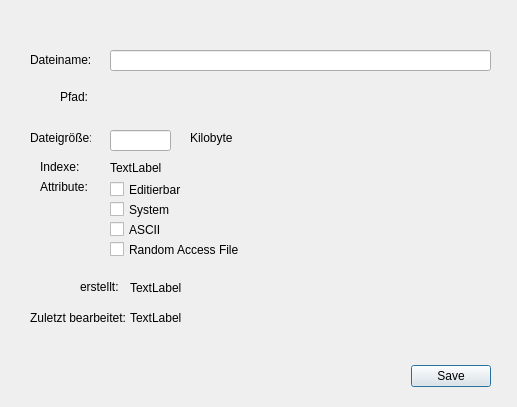
Above: src/fileproperties.ui from RaufasertapetenEnjoyer/Betriebssysteme-Projekt before the change. Below: the same form after it.
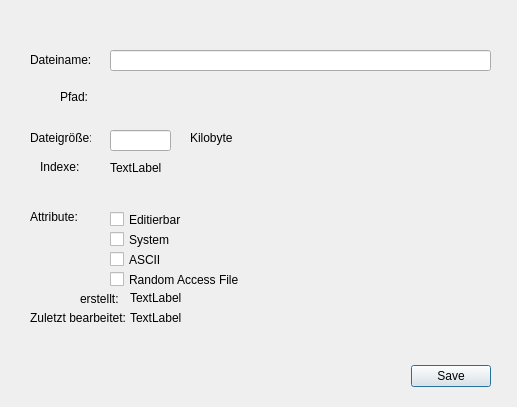
That is the form after the change.

```diff
--- a/src/fileproperties.ui
+++ b/src/fileproperties.ui
@@ -71,8 +71,8 @@
   <widget class="QLabel" name="label_4">
    <property name="geometry">
     <rect>
-     <x>40</x>
-     <y>180</y>
+     <x>30</x>
+     <y>210</y>
      <width>47</width>
      <height>13</height>
     </rect>
@@ -124,7 +124,7 @@
    <property name="geometry">
     <rect>
      <x>110</x>
-     <y>180</y>
+     <y>210</y>
      <width>72</width>
      <height>19</height>
     </rect>
@@ -137,7 +137,7 @@
    <property name="geometry">
     <rect>
      <x>110</x>
-     <y>200</y>
+     <y>230</y>
      <width>72</width>
      <height>19</height>
     </rect>
@@ -150,7 +150,7 @@
    <property name="geometry">
     <rect>
      <x>110</x>
-     <y>220</y>
+     <y>250</y>
      <width>72</width>
      <height>19</height>
     </rect>
@@ -163,7 +163,7 @@
    <property name="geometry">
     <rect>
      <x>110</x>
-     <y>240</y>
+     <y>270</y>
      <width>131</width>
      <height>19</height>
     </rect>
@@ -202,7 +202,7 @@
    <property name="geometry">
     <rect>
      <x>80</x>
-     <y>280</y>
+     <y>292</y>
      <width>47</width>
      <height>13</height>
     </rect>
@@ -215,7 +215,7 @@
    <property name="geometry">
     <rect>
      <x>130</x>
-     <y>280</y>
+     <y>290</y>
      <width>321</width>
      <height>16</height>
     </rect>
@@ -263,6 +263,19 @@
     <string>TextLabel</string>
    </property>
   </widget>
+  <widget class="QLabel" name="indexL2">
+   <property name="geometry">
+    <rect>
+     <x>110</x>
+     <y>180</y>
+     <width>381</width>
+     <height>16</height>
+    </rect>
+   </property>
+   <property name="text">
+    <string/>
+   </property>
+  </widget>
  </widget>
  <resources/>
  <connections>
```
